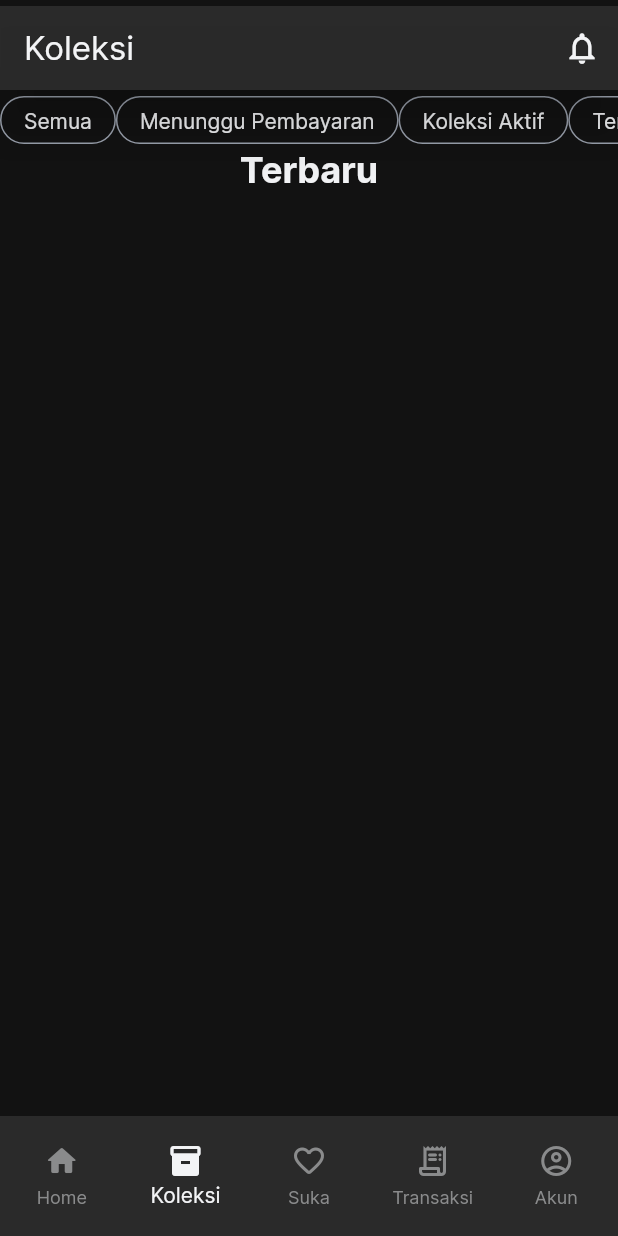
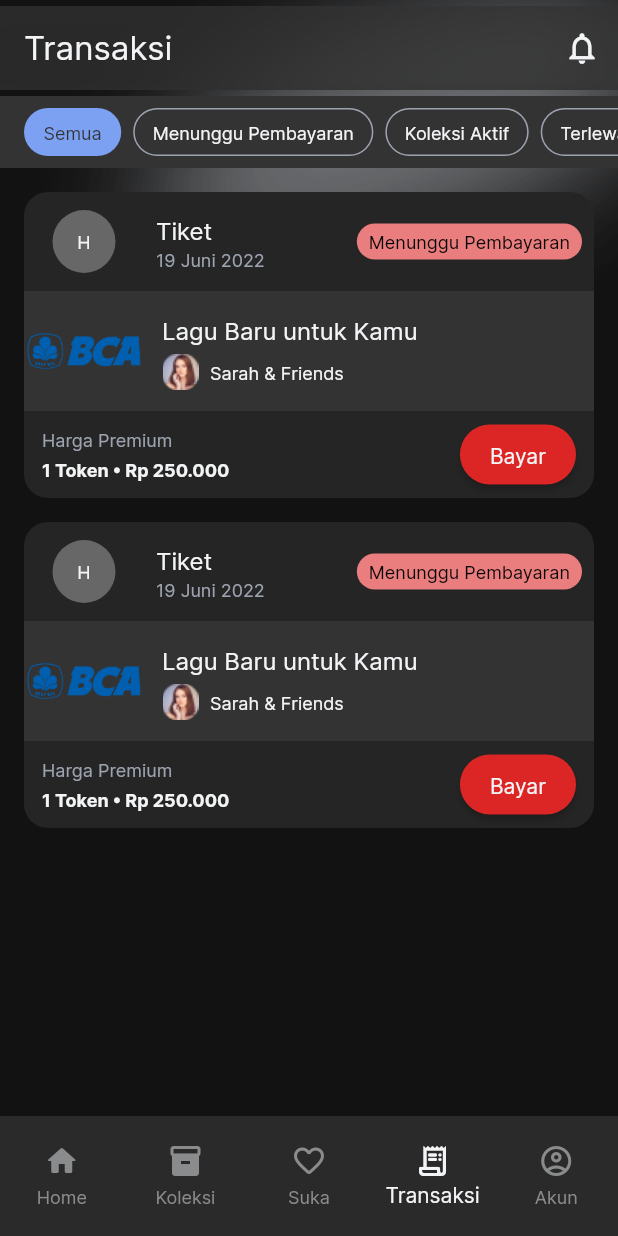
Before and after one commit to artefak-io/Artefak, a Flutter app: the Transaction screen opened directly, on a phone screen of 412 x 824 dp. Run offline on Flutter 3.47's test engine with Material 2 defaults, Android fonts, the phone set to English and light mode, and no system bars; our stand-ins replace bloc, cached_network_image, cloud_firestore, equatable, firebase_auth, firebase_core and 7 more; accounts and stored records are empty; generated files the repository leaves out were written again.

Commit message:
finishing transaction page, add color theme

```diff
--- a/lib/screens/main/transaction.dart
+++ b/lib/screens/main/transaction.dart
@@ -1,10 +1,11 @@
+import 'dart:ui';
+
 import 'package:artefak/screens/app_layout.dart';
 import 'package:artefak/screens/authentication/authenticate.dart';
 import 'package:artefak/services/auth.dart';
-import 'package:artefak/services/transaction_service.dart';
 import 'package:artefak/widgets/bottom_navbar.dart';
 import 'package:artefak/widgets/radio_button_filter_item.dart';
-import 'package:cloud_firestore/cloud_firestore.dart';
+import 'package:artefak/widgets/transaction_each_item.dart';
 import 'package:flutter/material.dart';
 
 enum TransactionFilter { all, wait, active, missed }
@@ -12,7 +13,7 @@ enum TransactionFilter { all, wait, active, missed }
 class Transaction extends StatefulWidget {
   Transaction({Key? key}) : super(key: key);
 
-  static const index = 1;
+  static const index = 3;
 
   @override
   State<Transaction> createState() => _TransactionState();
@@ -21,34 +22,27 @@ class Transaction extends StatefulWidget {
 class _TransactionState extends State<Transaction> {
   List<CustomRadioModel> filterList = <CustomRadioModel>[];
 
-  late final Stream<QuerySnapshot> _transactionStream;
-
-  TransactionFilter? _transactionFilter = TransactionFilter.all;
-
   @override
   void initState() {
     super.initState();
-    filterList.add(new CustomRadioModel(false, 'Semua'));
-    filterList.add(new CustomRadioModel(false, 'Menunggu Pembayaran'));
-    filterList.add(new CustomRadioModel(false, 'Koleksi Aktif'));
-    filterList.add(new CustomRadioModel(false, 'Terlewatkan'));
+    filterList.add(new CustomRadioModel(true, 'Semua', 1));
+    filterList.add(new CustomRadioModel(false, 'Menunggu Pembayaran', 2));
+    filterList.add(new CustomRadioModel(false, 'Koleksi Aktif', 3));
+    filterList.add(new CustomRadioModel(false, 'Terlewatkan', 4));
   }
-
 
   @override
   Widget build(BuildContext context) {
     ThemeData _themeData = Theme.of(context);
-    TextTheme _textTheme = Theme
-        .of(context)
-        .textTheme;
+    TextTheme _textTheme = Theme.of(context).textTheme;
 
     if (AuthService.user == null) {
       return const Authenticate();
     } else {
-      _transactionStream =
-          TransactionService().personalTransaction(AuthService.user!.uid);
       return AppLayout(
         child: Scaffold(
+          extendBody: true,
+          extendBodyBehindAppBar: true,
           backgroundColor: Colors.transparent,
           resizeToAvoidBottomInset: true,
           appBar: PreferredSize(
@@ -56,13 +50,18 @@ class _TransactionState extends State<Transaction> {
             child: Column(
               mainAxisAlignment: MainAxisAlignment.center,
               children: [
-                AppBar(
+                ClipRect(
+                  child: BackdropFilter(
+                    filter: ImageFilter.blur(
+                      sigmaX: 5.0,
+                      sigmaY: 5.0,
+                    ),
+                    child: AppBar(
                       automaticallyImplyLeading: false,
                       title: Text(
-                    'Koleksi',
-                    style:
-                    _textTheme.titleLarge?.copyWith(
-                        fontWeight: FontWeight.w400),
+                        'Transaksi',
+                        style: _textTheme.titleLarge
+                            ?.copyWith(fontWeight: FontWeight.w400),
                       ),
                       actions: [
                         IconButton(
@@ -70,26 +69,42 @@ class _TransactionState extends State<Transaction> {
                             onPressed: () {}),
                       ],
                     ),
+                  ),
+                ),
               ],
             ),
           ),
           body: SingleChildScrollView(
             physics: ClampingScrollPhysics(),
-            child: Column(
+            child: Stack(
+              children: <Widget>[
+                Positioned(
+                  left: 0,
+                  right: -120,
+                  top: -85,
+                  child: Image.asset(
+                    'assets/bggrad.png',
+                    fit: BoxFit.fitHeight,
+                    height: 350,
+                  ),
+                ),
+                Column(
                   children: [
                     Container(
-                  // margin: EdgeInsets.only(right: 16.0),
-                  height: 32.0,
+                      padding:
+                          EdgeInsets.only(top: 8.0, bottom: 8.0, left: 16.0),
+                      margin: EdgeInsets.only(top: 64.0),
+                      height: 48.0,
+                      color: _themeData.primaryColorDark,
                       child: ListView.builder(
+                        itemCount: filterList.length,
                         scrollDirection: Axis.horizontal,
                         itemBuilder: (BuildContext context, int index) {
-                      return new InkWell(
-                        //highlightColor: Colors.red,
-                        splashColor: Colors.blueAccent,
+                          return InkWell(
                             onTap: () {
                               setState(() {
-                            filterList.forEach((element) =>
-                            element.isSelected = false);
+                                filterList.forEach(
+                                    (element) => element.isSelected = false);
                                 filterList[index].isSelected = true;
                               });
                             },
@@ -98,29 +113,23 @@ class _TransactionState extends State<Transaction> {
                         },
                       ),
                     ),
-                Container(
-                  child: Text(
-                    "Terbaru",
-                    style: _textTheme.displaySmall
-                        ?.copyWith(fontWeight: FontWeight.w700),
+                    Padding(
+                      padding: const EdgeInsets.all(16.0),
+                      child: Column(
+                        children: [
+                          TransactionEachItem(),
+                          SizedBox(
+                            height: 16,
+                          ),
+                          TransactionEachItem(),
+                          SizedBox(
+                            height: 80.0,
+                          ),
+                        ],
                       ),
                     ),
-                // Container(
-                //   child: Column(
-                //     children: [
-                //       Container(
-                //         decoration: BoxDecoration(
-                //         color: _themeData.shadowColor,
-                //           borderRadius: BorderRadius.all(Radius.circular(16)),
-                //         ),
-                //         height: 80,
-                //         alignment: Alignment.centerLeft,
-                //         child: Row(
-                //         ),
-                //       ),
-                //     ],
-                //   ),
-                // ),
+                  ],
+                ),
               ],
             ),
           ),
--- a/lib/themes/artefak_theme.dart
+++ b/lib/themes/artefak_theme.dart
@@ -4,6 +4,7 @@ ThemeData lightTheme = ThemeData(
   primaryColor: const Color(0xFF121212),
   // backgroundColor: Colors.transparent, don't use this, applied to bottomNav
   highlightColor: const Color(0xB8333333),
+  primaryColorDark: const Color(0xFF333333),
   indicatorColor: const Color(0xFFD1D5DB),
   selectedRowColor: const Color(0xFF2563EB),
   textSelectionColor: const Color(0xFFF3F4F6),
--- a/lib/widgets/radio_button_filter_item.dart
+++ b/lib/widgets/radio_button_filter_item.dart
@@ -1,30 +1,50 @@
 import 'package:flutter/material.dart';
 
-class RadioButtonFilterItem extends StatelessWidget {
-  final CustomRadioModel _item;
+class RadioButtonFilterItem extends StatefulWidget {
+  final CustomRadioModel item;
 
-  RadioButtonFilterItem(this._item);
+  RadioButtonFilterItem(this.item);
 
-  void onPressedPaymentMethod() {}
+  @override
+  State<RadioButtonFilterItem> createState() => _RadioButtonFilterItemState();
+}
+
+class _RadioButtonFilterItemState extends State<RadioButtonFilterItem> {
+  int value = 0;
+  List<bool> listBool = [];
 
   @override
   Widget build(BuildContext context) {
     ThemeData _themeData = Theme.of(context);
     TextTheme _textTheme = Theme.of(context).textTheme;
 
-    return OutlinedButton(
-      style: OutlinedButton.styleFrom(
-        backgroundColor: Colors.transparent,
-        side: BorderSide(
-          color: _themeData.focusColor,
+    return Container(
+      alignment: Alignment.center,
+      padding: EdgeInsets.symmetric(
+        horizontal: 12.0,
+      ),
+      margin: EdgeInsets.only(right: 8.0),
+      decoration: BoxDecoration(
+        color: (widget.item.isSelected)
+            ? _themeData.hintColor
+            : Colors.transparent,
+        border: Border.all(
+          color: (widget.item.isSelected)
+              ? Colors.transparent
+              : _themeData.focusColor,
+          width: 1.0,
         ),
-        shape: RoundedRectangleBorder(borderRadius: BorderRadius.circular(100)),
+        borderRadius: BorderRadius.circular(100.0),
       ),
       child: Text(
-        _item.buttonText,
-        style: _textTheme.bodyMedium?.copyWith(fontWeight: FontWeight.w400),
+        widget.item.buttonText,
+        style: _textTheme.bodySmall?.copyWith(
+          fontWeight: FontWeight.w400,
+          color: (widget.item.isSelected)
+              ? _themeData.primaryColorDark
+              : _themeData.textSelectionColor,
+        ),
       ),
-      onPressed: () => onPressedPaymentMethod(),
     );
   }
 }
@@ -32,6 +52,7 @@ class RadioButtonFilterItem extends StatelessWidget {
 class CustomRadioModel {
   bool isSelected;
   final String buttonText;
+  final int index;
 
-  CustomRadioModel(this.isSelected, this.buttonText);
+  CustomRadioModel(this.isSelected, this.buttonText, this.index);
 }
--- /dev/null
+++ b/lib/widgets/transaction_each_item.dart
@@ -0,0 +1,189 @@
+import 'package:flutter/material.dart';
+
+class TransactionEachItem extends StatelessWidget {
+  const TransactionEachItem({
+    Key? key,
+  }) : super(key: key);
+
+  @override
+  Widget build(BuildContext context) {
+    ThemeData _themeData = Theme.of(context);
+    TextTheme _textTheme = Theme.of(context).textTheme;
+
+    return Container(
+      child: Column(
+        children: [
+          Container(
+            padding: EdgeInsets.symmetric(horizontal: 8, vertical: 12.0),
+            alignment: Alignment.center,
+            height: 66,
+            decoration: BoxDecoration(
+              color: _themeData.shadowColor,
+              borderRadius: BorderRadius.only(
+                topLeft: Radius.circular(16),
+                topRight: Radius.circular(16),
+              ),
+            ),
+            child: Row(
+              children: [
+                Container(
+                  child: CircleAvatar(
+                    child: Text('H', style: _textTheme.bodySmall),
+                    radius: 32,
+                    backgroundColor: Colors.white30,
+                  ),
+                ),
+                Container(
+                  margin: EdgeInsets.symmetric(horizontal: 16.0),
+                  child: Column(
+                    mainAxisAlignment: MainAxisAlignment.center,
+                    crossAxisAlignment: CrossAxisAlignment.start,
+                    children: [
+                      Container(
+                        child: Text(
+                          'Tiket',
+                          style: _textTheme.bodyLarge
+                              ?.copyWith(fontWeight: FontWeight.w400),
+                        ),
+                      ),
+                      Container(
+                        child: Text(
+                          '19 Juni 2022',
+                          style: _textTheme.bodySmall?.copyWith(
+                              fontWeight: FontWeight.w400,
+                              color: _themeData.focusColor),
+                        ),
+                      ),
+                    ],
+                  ),
+                ),
+                Spacer(),
+                Container(
+                  decoration: BoxDecoration(
+                    color: _themeData.errorColor,
+                    borderRadius: BorderRadius.circular(20),
+                  ),
+                  child: Padding(
+                    padding:
+                        const EdgeInsets.symmetric(horizontal: 8, vertical: 4),
+                    child: Text(
+                      "Menunggu Pembayaran",
+                      style:
+                          _textTheme.bodySmall?.copyWith(color: Colors.black),
+                    ),
+                  ),
+                )
+              ],
+            ),
+          ),
+          Container(
+            color: _themeData.primaryColorDark,
+            height: 80,
+            alignment: Alignment.centerLeft,
+            child: Row(
+              children: [
+                Container(
+                  width: 80,
+                  height: 80,
+                  child: Image.asset(
+                    "assets/bank_bca.png",
+                    fit: BoxFit.contain,
+                  ),
+                ),
+                Padding(
+                  padding: EdgeInsets.only(left: 12.0, right: 12.0),
+                  child: Column(
+                    crossAxisAlignment: CrossAxisAlignment.start,
+                    mainAxisAlignment: MainAxisAlignment.center,
+                    children: [
+                      Text('Lagu Baru untuk Kamu',
+                          style: _textTheme.bodyLarge
+                              ?.copyWith(fontWeight: FontWeight.w400),
+                          textAlign: TextAlign.start),
+                      SizedBox(
+                        height: 4.0,
+                      ),
+                      Row(
+                        children: [
+                          Container(
+                            width: 24.75,
+                            height: 24.75,
+                            child: Image.asset('assets/propict.png'),
+                          ),
+                          SizedBox(
+                            width: 7.25,
+                          ),
+                          Text(
+                            "Sarah & Friends",
+                            style: _textTheme.bodySmall
+                                ?.copyWith(fontWeight: FontWeight.w400),
+                          ),
+                        ],
+                      ),
+                    ],
+                  ),
+                ),
+              ],
+            ),
+          ),
+          Container(
+            padding: EdgeInsets.symmetric(horizontal: 12.0),
+            alignment: Alignment.center,
+            height: 58,
+            decoration: BoxDecoration(
+              color: Color(0xFF252525),
+              borderRadius: BorderRadius.only(
+                bottomLeft: Radius.circular(16),
+                bottomRight: Radius.circular(16),
+              ),
+            ),
+            child: Row(
+              children: [
+                Column(
+                  mainAxisAlignment: MainAxisAlignment.center,
+                  crossAxisAlignment: CrossAxisAlignment.start,
+                  children: [
+                    Container(
+                      margin: EdgeInsets.only(bottom: 4.0),
+                      child: Text('Harga Premium',
+                          style: _textTheme.bodySmall?.copyWith(
+                              fontWeight: FontWeight.w400,
+                              color: _themeData.focusColor),
+                          textAlign: TextAlign.start),
+                    ),
+                    Text(
+                      "1 Token • Rp 250.000",
+                      style: _textTheme.bodySmall
+                          ?.copyWith(fontWeight: FontWeight.w700),
+                    ),
+                  ],
+                ),
+                Spacer(),
+                Column(
+                  mainAxisAlignment: MainAxisAlignment.center,
+                  children: [
+                    ElevatedButton(
+                      child: Text(
+                        'Bayar',
+                        style: _textTheme.bodyMedium?.copyWith(
+                          fontWeight: FontWeight.w400,
+                        ),
+                      ),
+                      style: ElevatedButton.styleFrom(
+                          minimumSize: Size(67.0, 18.0),
+                          shape: RoundedRectangleBorder(
+                            borderRadius: BorderRadius.circular(100.0),
+                          ),
+                          alignment: Alignment.center),
+                      onPressed: () => {},
+                    ),
+                  ],
+                ),
+              ],
+            ),
+          ),
+        ],
+      ),
+    );
+  }
+}
```
Lines whose indentation alone changed are shown as unchanged.
